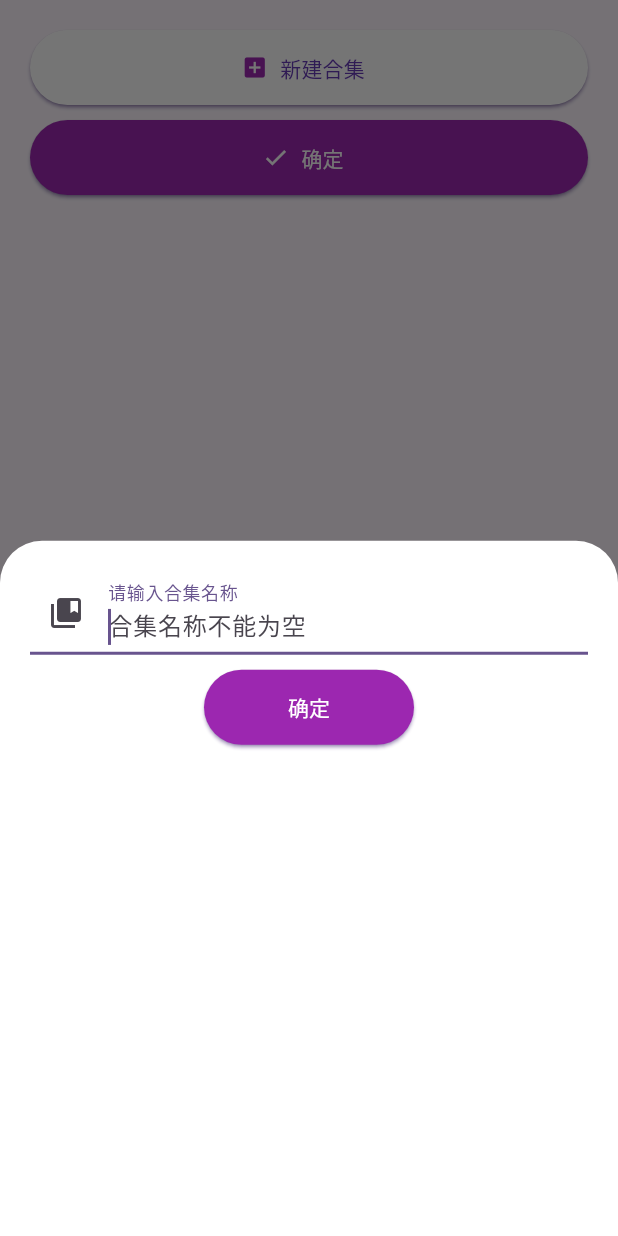
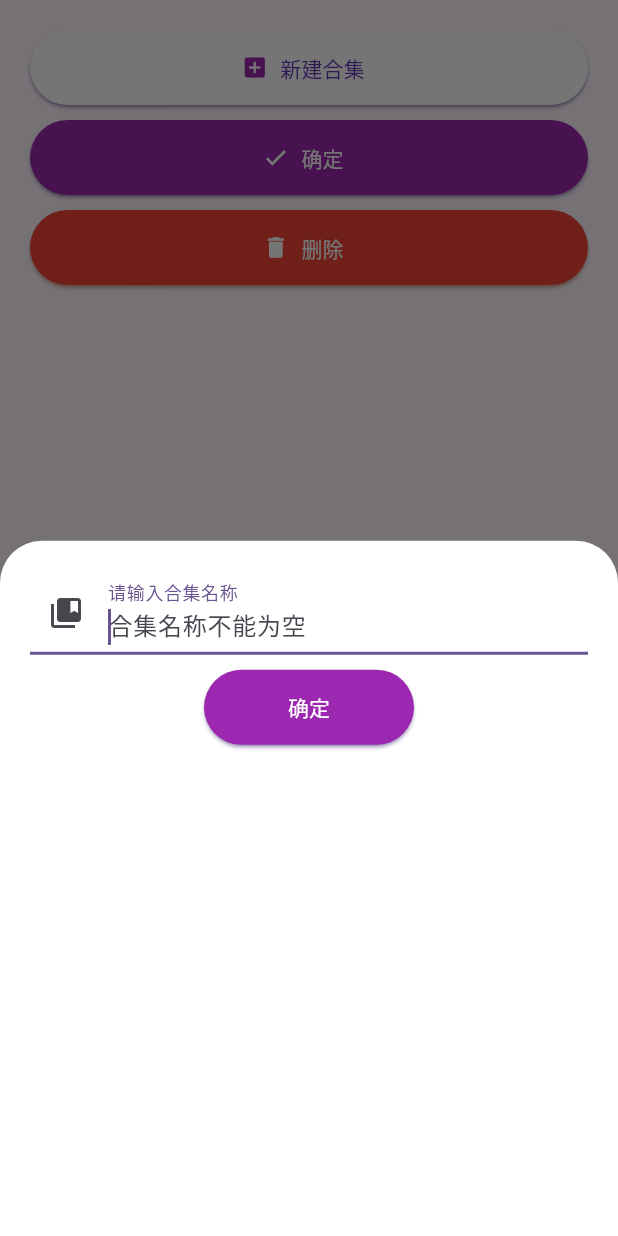
Before and after one commit to dongguaguaguagua/tracker, a Flutter app: the CollectionCheckbox widget shown alone on an empty page, opened directly with empty values, after a tap on "新建合集", on a phone screen of 412 x 824 dp. Run offline on Flutter 3.47's test engine with Material 3 defaults, Android fonts, the phone set to English and light mode, and no system bars; our stand-ins replace cached_network_image, flutter_heatmap_calendar, flutter_rating_bar, get, palette_generator and 2 more; missing offline and left inert: dart:ffi; accounts and stored records are empty; network calls fail; statements that could not run were skipped.

Commit message:
add collection delete button

```diff
--- a/lib/widgets/my_collection_list.dart
+++ b/lib/widgets/my_collection_list.dart
@@ -91,6 +91,20 @@ VALUES ('$name')
     }
   }
 
+  Future<void> deleteCollections() async {
+    // 先把myCollections里面内容删光，再删myCollectionTable
+    for (int i = 0; i < selectedItems.length; i++) {
+      String deleteQuery =
+        "DELETE FROM myCollections WHERE myCollectionId=${selectedItems[i].keys.first};";
+      ProjectDatabase().sudoQuery(deleteQuery);
+    }
+    for (int i = 0; i < selectedItems.length; i++) {
+      String deleteQuery =
+        "DELETE FROM myCollectionTable WHERE id=${selectedItems[i].keys.first};";
+      ProjectDatabase().sudoQuery(deleteQuery);
+    }
+  }
+
   void _toggleCheckbox(Map<int, String> item) {
     setState(() {
       if (_isContain(item)) {
@@ -126,6 +140,8 @@ VALUES ('$name')
           addNewCollectionButton(),
           const SizedBox(height: 10),
           confirmButton(),
+          const SizedBox(height: 10),
+          deleteButton(),
         ],
       ),
     );
@@ -171,6 +187,26 @@ VALUES ('$name')
     );
   }
 
+  Widget deleteButton() {
+    return ElevatedButton.icon(
+      icon: Icon(
+        Icons.delete,
+        color: Colors.white, // 图标颜色
+      ),
+      label: const Text('删除'),
+      onPressed: () async {
+        deleteCollections();
+        refreshCollections();
+      },
+      style: ElevatedButton.styleFrom(
+        backgroundColor: Colors.red, // 按钮颜色
+        foregroundColor: Colors.white, // 文本颜色
+        shadowColor: Colors.deepOrange, // 阴影颜色
+        minimumSize: Size(140, 50), // 按钮大小
+      ),
+    );
+  }
+
   Widget addNewCollectionDialog() {
     TextEditingController _controller = TextEditingController();
     return Padding(
```
